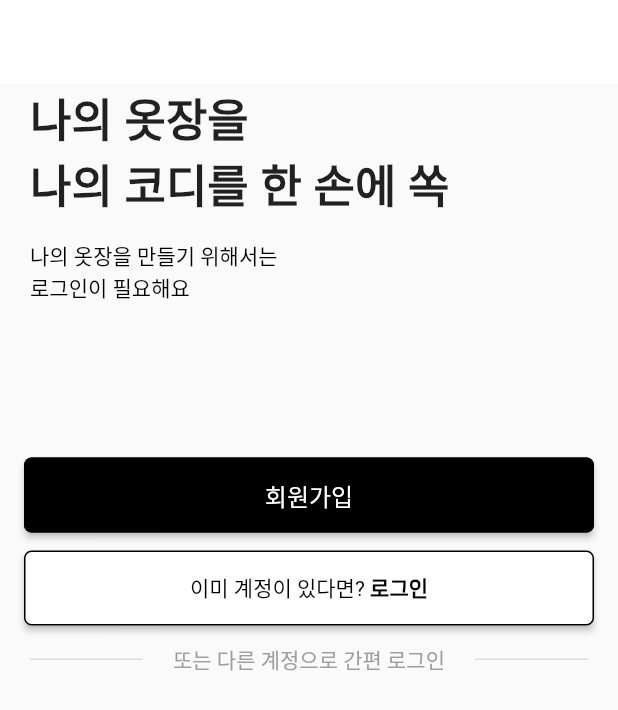
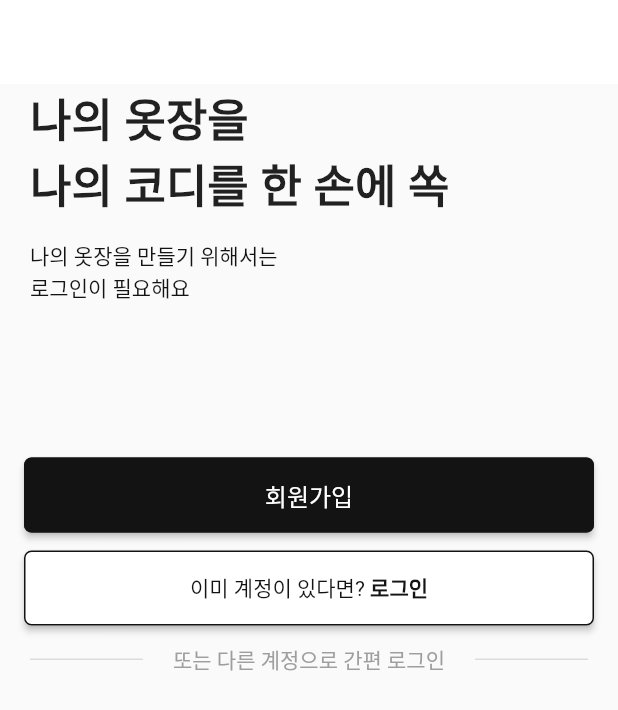
Before and after one commit to alwaysbemyday1/eotteom, a Flutter app: the screen it shows after launch, on a phone screen of 412 x 824 dp. Shown: the top 710 px of the screen. Run offline on Flutter 3.47's test engine with Material 2 defaults, Android fonts, the phone set to English and light mode, and no system bars; our stand-ins replace email_validator, geolocator, permission_handler, sizer, syncfusion_flutter_datepicker, syncfusion_flutter_sliders; missing offline and left inert: syncfusion_flutter_core.

Commit message:
change black

```diff
--- a/client/lib/signin.dart
+++ b/client/lib/signin.dart
@@ -32,16 +32,16 @@ class _SigninPageState extends State<SigninPage> {
   @override
   Widget build(BuildContext context) {
     final ButtonStyle loginButtonStyle = ElevatedButton.styleFrom(
-      textStyle: const TextStyle(color: Colors.black, fontSize: 16),
+      textStyle: const TextStyle(color: const Color(0xff131313), fontSize: 16),
       backgroundColor: Colors.white,
-      side: const BorderSide(color: Colors.black),
+      side: const BorderSide(color: const Color(0xff131313)),
       shape: RoundedRectangleBorder(borderRadius: BorderRadius.circular(5.0))
     );
 
     final ButtonStyle registerButtonStyle = ElevatedButton.styleFrom(
       textStyle: const TextStyle(color: Colors.white, fontSize: 16),
-      backgroundColor: Colors.black,
-      side: const BorderSide(color: Colors.black),
+      backgroundColor: const Color(0xff131313),
+      side: const BorderSide(color: const Color(0xff131313)),
       shape: RoundedRectangleBorder(borderRadius: BorderRadius.circular(5.0))
     );
     // final buttonwidth = MediaQuery.of(context).size.width - 32;
@@ -77,11 +77,11 @@ class _SigninPageState extends State<SigninPage> {
                             ), // 1/8
                             const Text(
                               "나의 옷장을 만들기 위해서는",
-                              style: TextStyle(color: Colors.black, fontWeight: FontWeight.w500),
+                              style: TextStyle(color: const Color(0xff131313), fontWeight: FontWeight.w500),
                             ),
                             const Text(
                               "로그인이 필요해요",
-                              style: TextStyle(color: Colors.black, fontWeight: FontWeight.w500),
+                              style: TextStyle(color: const Color(0xff131313), fontWeight: FontWeight.w500),
                             ),
                           ],
                         ),
@@ -120,8 +120,8 @@ class _SigninPageState extends State<SigninPage> {
                       child: RichText(
                         text: const TextSpan(
                           children: [
-                            TextSpan(text: '이미 계정이 있다면? ', style: TextStyle(color: Colors.black)),
-                            TextSpan(text: "로그인", style: TextStyle(fontWeight: FontWeight.bold, color: Colors.black))
+                            TextSpan(text: '이미 계정이 있다면? ', style: TextStyle(color: const Color(0xff131313))),
+                            TextSpan(text: "로그인", style: TextStyle(fontWeight: FontWeight.bold, color: const Color(0xff131313)))
                           ]
                         ),
                       )
--- a/client/lib/tabs/closet/closet_appbar.dart
+++ b/client/lib/tabs/closet/closet_appbar.dart
@@ -5,13 +5,13 @@ var appbar = AppBar(
           title: const Text('나의 옷장',
             style: TextStyle(fontFamily: "NotoSans",
             fontWeight: FontWeight.bold,
-            color: Colors.black,
+            color: const Color(0xff131313),
             fontSize: 20.0,
             ),
           ),
           bottom: const TabBar(
             indicatorColor: Colors.grey,
-            labelColor: Colors.black,
+            labelColor: const Color(0xff131313),
             labelStyle: TextStyle(fontWeight: FontWeight.bold, fontSize: 16.0),
             tabs: [
               Tab(text: '옷장'),
--- a/client/lib/tabs/closet/outfit/checkbox.dart
+++ b/client/lib/tabs/closet/outfit/checkbox.dart
@@ -10,7 +10,7 @@ class CheckboxWeather extends StatelessWidget {
     return Row(
       children: [
         Checkbox(
-          activeColor: Colors.black,
+          activeColor: const Color(0xff131313),
           value: context.watch<FilterState>().datecheck,
           onChanged: (value) {
             context.read<FilterState>().changeDatecheck();
@@ -31,7 +31,7 @@ class CheckboxTemperature extends StatelessWidget {
     return Row(
       children: [
         Checkbox(
-          activeColor: Colors.black,
+          activeColor: const Color(0xff131313),
           value: context.watch<FilterState>().temperaturecheck,
           onChanged: (value) {
             context.read<FilterState>().changeTemperaturecheck();
--- a/client/lib/tabs/closet/outfit/temperaturepicker.dart
+++ b/client/lib/tabs/closet/outfit/temperaturepicker.dart
@@ -33,7 +33,7 @@ class _TemperaturePickerState extends State<TemperaturePicker> {
         Container(
             child: SfRangeSliderTheme(
             data: SfRangeSliderThemeData(
-              activeTickColor: Colors.black,
+              activeTickColor: const Color(0xff131313),
               inactiveTickColor: Colors.grey,
             ),
             child: SfRangeSlider(
@@ -44,7 +44,7 @@ class _TemperaturePickerState extends State<TemperaturePicker> {
             minorTicksPerInterval: 4,
             showTicks: true,
             values: context.watch<FilterState>().temperatures,
-            activeColor: Colors.black,
+            activeColor: const Color(0xff131313),
             inactiveColor: Colors.grey,
             onChanged: (SfRangeValues newValues) {
               setState(() {
```
Also changed, not shown: client/lib/login.dart (+4 -4 lines), client/lib/tabs/closet/closet/closet.dart (+6 -6 lines), client/lib/tabs/closet/outfit/daterangepicker.dart (+7 -7 lines), client/lib/tabs/closet/outfit/outfit.dart (+4 -4 lines).
